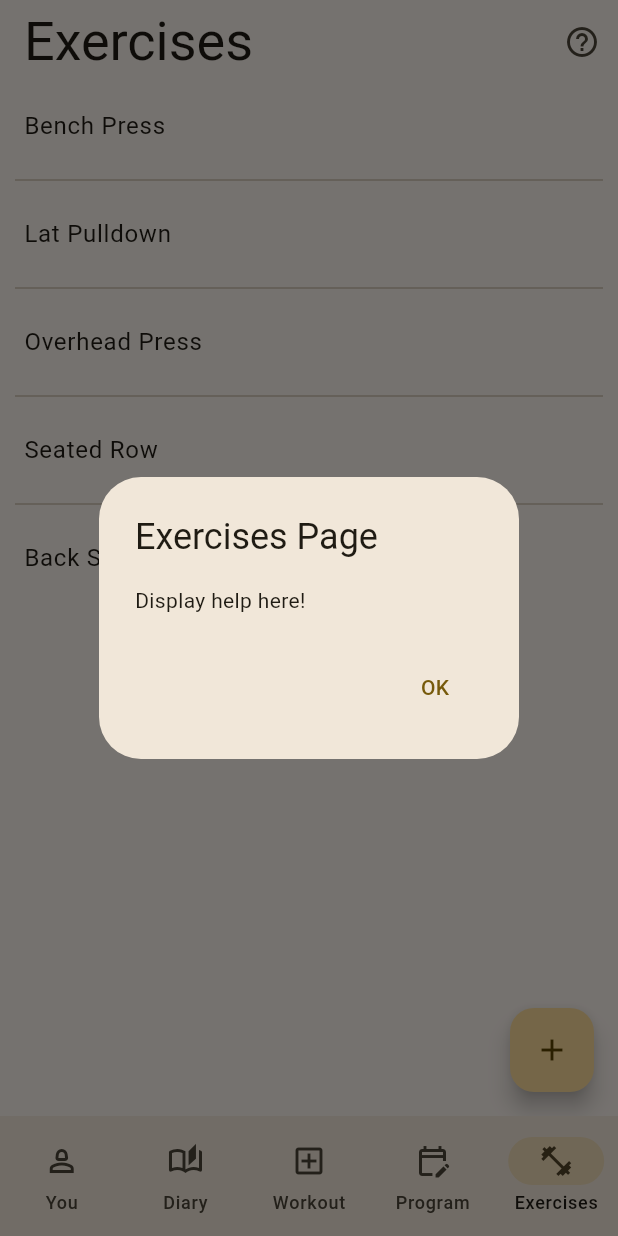
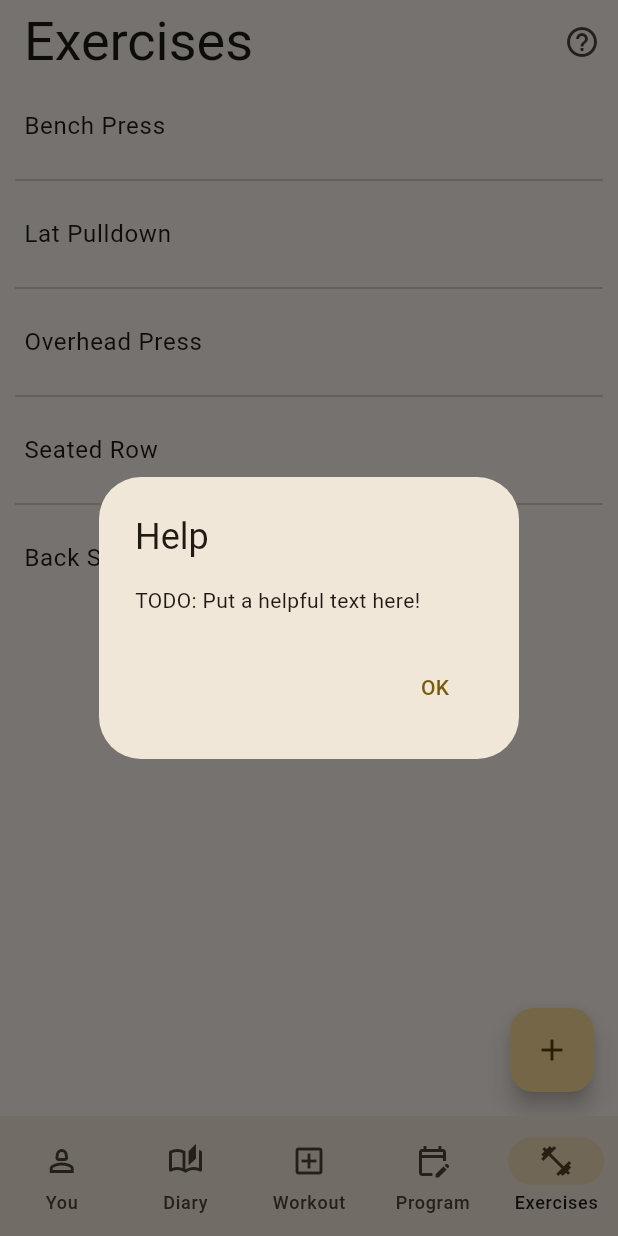
Before and after one commit to dve00/Jacked, a Flutter app: the screen it shows after launch, item 5 of the bottom bar chosen, after a tap on the "help outline" icon, on a phone screen of 412 x 824 dp. Run offline on Flutter 3.47's test engine with Material 3 defaults, Android fonts, the phone set to English and light mode, and no system bars; our stand-ins replace equatable, sqflite; accounts and stored records are empty; generated files the repository leaves out were written again.

Commit message:
translate exercises and exercise page

```diff
--- a/lib/src/db/db.dart
+++ b/lib/src/db/db.dart
@@ -13,11 +13,7 @@ class AppDatabase {
 
     await deleteDatabase(path);
 
-    _db = await openDatabase(
-      path,
-      version: 1,
-      onCreate: onCreate,
-    );
+    _db = await openDatabase(path, version: 1, onCreate: onCreate);
 
     return _db!;
   }
@@ -31,14 +27,13 @@ Future<void> initExercisesTable(Database db) async {
   await db.execute('''
     CREATE TABLE Exercises (
       id INTEGER PRIMARY KEY AUTOINCREMENT,
-      name TEXT NOT NULL UNIQUE,
-      description TEXT
+      key TEXT NOT NULL UNIQUE
     );
   ''');
   for (final exercise in seedExercises) {
     await db.execute(
-      'INSERT OR IGNORE INTO Exercises (id, name, description) VALUES (?, ?, ?)',
-      [exercise.id, exercise.name, exercise.description],
+      'INSERT OR IGNORE INTO Exercises (id, key) VALUES (?, ?)',
+      [exercise.id, exercise.key],
     );
   }
 }
--- a/lib/src/db/models/exercise.dart
+++ b/lib/src/db/models/exercise.dart
@@ -2,34 +2,36 @@ import 'package:equatable/equatable.dart';
 
 class Exercise extends Equatable {
   final int? id;
-  final String name;
-  final String? description;
+  final String key;
 
-  const Exercise({this.id, required this.name, this.description});
+  const Exercise({
+    this.id,
+    required this.key,
+  });
 
   Exercise copyWith(String? name, String? description) {
     return Exercise(
-      name: name ?? this.name,
-      description: description ?? this.description,
+      key: name ?? key,
     );
   }
 
   factory Exercise.fromMap(Map<String, Object?> map) {
     return Exercise(
       id: map['id'] as int,
-      name: map['name'] as String,
-      description: map['description'] as String?,
+      key: map['key'] as String,
     );
   }
 
   Map<String, Object?> toMap({bool includeId = false}) {
     return {
       if (includeId && id != null) 'id': id,
-      'name': name,
-      'description': description,
+      'key': key,
     };
   }
 
   @override
-  List<Object?> get props => [id, name, description];
+  List<Object?> get props => [
+    id,
+    key,
+  ];
 }
--- a/lib/src/db/seeds.dart
+++ b/lib/src/db/seeds.dart
@@ -1,9 +1,37 @@
 import 'package:jacked/src/db/models/exercise.dart';
+import 'package:jacked/src/l10n/generated/app_localizations.dart';
 
 const seedExercises = <Exercise>[
-  Exercise(id: 1, name: 'Bench Press', description: 'Chest'),
-  Exercise(id: 2, name: 'Lat Pulldown', description: 'Back'),
-  Exercise(id: 3, name: 'Overhead Press', description: 'Shoulders'),
-  Exercise(id: 4, name: 'Seated Row', description: 'Back'),
-  Exercise(id: 5, name: 'Back Squat', description: 'Legs'),
+  Exercise(id: 1, key: 'bench_press'),
+  Exercise(id: 2, key: 'lat_pulldown'),
+  Exercise(id: 3, key: 'overhead_press'),
+  Exercise(id: 4, key: 'seated_row'),
+  Exercise(id: 5, key: 'back_squat'),
 ];
+
+class UnknownExerciseKeyException implements Exception {
+  final String key;
+  UnknownExerciseKeyException(this.key);
+
+  @override
+  String toString() => 'UnknownExerciseKeyException: "$key" not found';
+}
+
+extension ExerciseL10n on AppLocalizations {
+  ({String name, String description}) exerciseTranslation(String key) {
+    switch (key) {
+      case 'bench_press':
+        return (name: db_seeds_benchPress, description: db_seeds_benchPressDesc);
+      case 'lat_pulldown':
+        return (name: db_seeds_LatPulldown, description: db_seeds_LatPulldownDesc);
+      case 'overhead_press':
+        return (name: db_seeds_overheadPress, description: db_seeds_overheadPressDesc);
+      case 'seated_row':
+        return (name: db_seeds_seatedRow, description: db_seeds_seatedRowDesc);
+      case 'back_squat':
+        return (name: db_seeds_backSquat, description: db_seeds_backSquatDesc);
+      default:
+        throw UnknownExerciseKeyException(key);
+    }
+  }
+}
--- a/lib/src/db/services/exercise_service.dart
+++ b/lib/src/db/services/exercise_service.dart
@@ -27,7 +27,7 @@ class ExerciseService {
   Future<bool> update(Exercise item) async {
     return await db.update(
           table,
-          {'id': item.id, 'name': item.name, 'description': item.description},
+          item.toMap(),
           where: 'id = ?',
           whereArgs: [item.id],
         ) >
--- a/lib/src/widgets/active_workout.dart
+++ b/lib/src/widgets/active_workout.dart
@@ -234,7 +234,7 @@ class _ActiveWorkoutState extends State<ActiveWorkout> {
                   const ExerciseSet(reps: 0, weight: 0.0),
                   const ExerciseSet(reps: 0, weight: 0.0),
                 ],
-                exercise: Exercise(name: exercise!.name),
+                exercise: Exercise(key: exercise!.key),
               );
               Workout updatedWorkout = activeWorkoutData.activeWorkout.addExerciseEntry(
                 newExerciseEntry,
@@ -415,7 +415,7 @@ class ExerciseForm extends StatelessWidget {
               mainAxisAlignment: MainAxisAlignment.start,
               children: [
                 Text(
-                  exerciseEntry.exercise.name,
+                  exerciseEntry.exercise.key,
                   style: Theme.of(context).textTheme.bodyLarge,
                 ),
                 IconButton(
--- a/lib/src/widgets/pages/exercises_page.dart
+++ b/lib/src/widgets/pages/exercises_page.dart
@@ -1,7 +1,9 @@
 import 'package:flutter/material.dart';
 import 'package:jacked/src/db/db.dart';
 import 'package:jacked/src/db/models/exercise.dart';
+import 'package:jacked/src/db/seeds.dart';
 import 'package:jacked/src/db/services/exercise_service.dart';
+import 'package:jacked/src/widgets/shared/build_context.dart';
 
 class ExercisesPage extends StatefulWidget {
   const ExercisesPage({
@@ -21,7 +23,7 @@ class _ExercisesPageState extends State<ExercisesPage> {
       children: [
         Scaffold(
           appBar: AppBar(
-            title: const Text('Exercises'),
+            title: Text(context.l10n.pages_exercises_exercises),
             titleTextStyle: Theme.of(context).textTheme.displaySmall,
             centerTitle: false,
             shadowColor: Theme.of(context).colorScheme.shadow,
@@ -33,8 +35,8 @@ class _ExercisesPageState extends State<ExercisesPage> {
                 onPressed: () => showDialog<String>(
                   context: context,
                   builder: (context) => AlertDialog(
-                    title: const Text('Exercises Page'),
-                    content: const Text('Display help here!'),
+                    title: Text(context.l10n.pages_exercises_help),
+                    content: Text(context.l10n.pages_exercises_helpBody),
                     actions: [
                       TextButton(
                         onPressed: () => Navigator.pop(context, 'OK'),
@@ -114,7 +116,7 @@ class ExerciseListItem extends StatelessWidget {
   @override
   Widget build(BuildContext context) {
     return ListTile(
-      title: Text(exercise.name),
+      title: Text(context.l10n.exerciseTranslation(exercise.key).name),
       onTap: () => onSelectedExercise(exercise),
     );
   }
@@ -132,6 +134,10 @@ class ExerciseDetailCard extends StatelessWidget {
 
   @override
   Widget build(BuildContext context) {
+    final translation = context.l10n.exerciseTranslation(exercise.key);
+
+    // TODO: Handle custom exercises
+
     return Padding(
       padding: const EdgeInsets.all(8.0),
       child: Card(
@@ -143,7 +149,7 @@ class ExerciseDetailCard extends StatelessWidget {
               child: Row(
                 children: [
                   Text(
-                    exercise.name,
+                    translation.name,
                     style: Theme.of(context).textTheme.displaySmall,
                   ),
                   const Spacer(),
@@ -157,6 +163,10 @@ class ExerciseDetailCard extends StatelessWidget {
                 ],
               ),
             ),
+            Padding(
+              padding: const EdgeInsets.all(8.0),
+              child: Text(translation.description),
+            ),
           ],
         ),
       ),
```
Also changed, not shown: lib/src/l10n/app_en.arb (+14 -1 lines), 8 other files.
